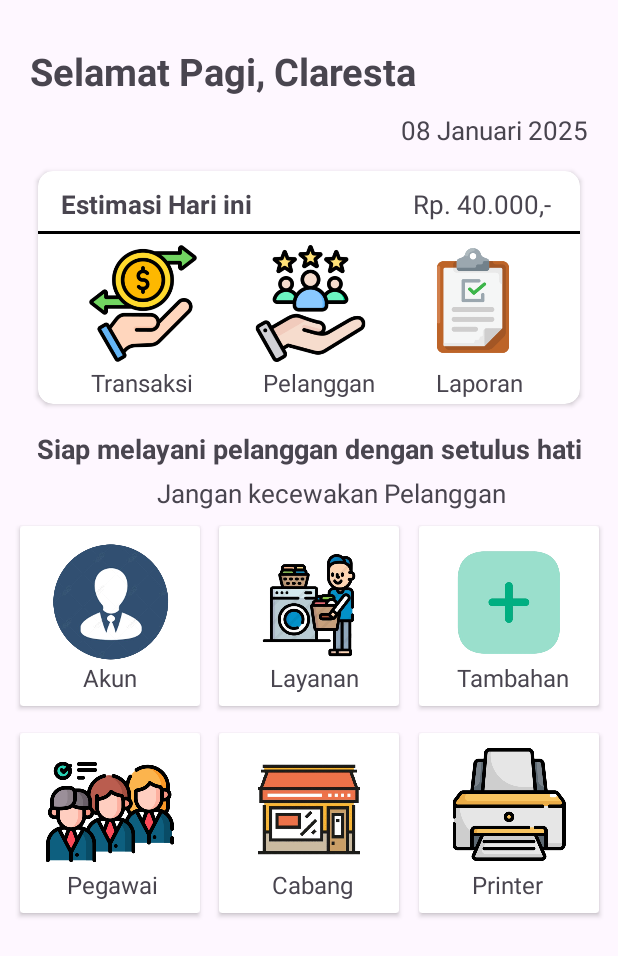
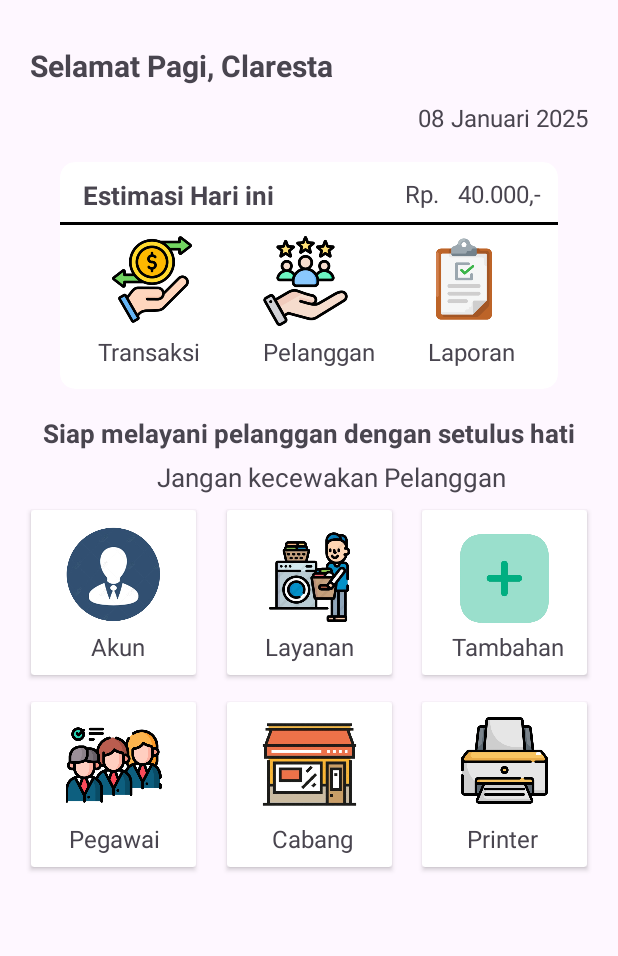
Before and after one commit to ClarestaDaifyW/Laundry, an Android app: the MainActivity screen opened directly, with no data from a screen before it, on a phone screen of 412 x 824 dp. Shown: the top 956 px of the screen. Run offline under Robolectric (Android 15) with nearby library versions, the phone set to English and light mode, and no system bars.

Commit message:
pembaruan aplikasi laundry2

```diff
--- a/app/src/main/res/layout-land/activity_main.xml
+++ b/app/src/main/res/layout-land/activity_main.xml
@@ -11,14 +11,14 @@
         android:id="@+id/sapa"
         android:layout_width="wrap_content"
         android:layout_height="wrap_content"
+        android:layout_marginStart="16dp"
+        android:layout_marginTop="16dp"
         android:text="Selamat Pagi, Claresta"
-        android:textSize="25dp"
+        android:textSize="20dp"
         android:textStyle="bold"
-        android:layout_marginStart="20dp"
-        android:layout_marginTop="30dp"
         app:layout_constraintStart_toStartOf="parent"
-        app:layout_constraintTop_toTopOf="parent"
-        />
+        app:layout_constraintTop_toTopOf="parent" />
+
     <TextView
         android:id="@+id/tanggal"
         android:layout_width="wrap_content"
@@ -31,9 +31,9 @@
         app:layout_constraintTop_toTopOf="parent" />
 
     <androidx.cardview.widget.CardView
-        android:id="@+id/cv1"
-        android:layout_width="253dp"
-        android:layout_height="303dp"
+        android:id="@+id/c1"
+        android:layout_width="284dp"
+        android:layout_height="255dp"
         android:layout_marginStart="20dp"
         android:layout_marginTop="16dp"
         app:cardCornerRadius="10dp"
@@ -73,8 +73,8 @@
             android:textSize="16dp" />
 
         <ImageView
-            android:layout_width="100dp"
-            android:layout_height="78dp"
+            android:layout_width="81dp"
+            android:layout_height="60dp"
             android:layout_marginStart="15dp"
             android:layout_marginTop="49dp"
             android:src="@drawable/akun2" />
@@ -83,30 +83,30 @@
             android:layout_width="wrap_content"
             android:layout_height="wrap_content"
             android:layout_marginStart="150dp"
-            android:layout_marginTop="160dp"
+            android:layout_marginTop="140dp"
             android:text="Pegawai"
             android:textSize="16dp" />
 
         <ImageView
-            android:layout_width="103dp"
-            android:layout_height="78dp"
+            android:layout_width="81dp"
+            android:layout_height="59dp"
             android:layout_marginStart="15dp"
-            android:layout_marginTop="140dp"
+            android:layout_marginTop="115dp"
             android:src="@drawable/pegawai" />
 
         <TextView
             android:layout_width="wrap_content"
             android:layout_height="wrap_content"
-            android:layout_marginTop="240dp"
             android:layout_marginStart="150dp"
+            android:layout_marginTop="195dp"
             android:text="cabang"
             android:textSize="16dp" />
 
         <ImageView
-            android:layout_width="110dp"
-            android:layout_height="77dp"
+            android:layout_width="93dp"
+            android:layout_height="59dp"
             android:layout_marginStart="15dp"
-            android:layout_marginTop="220dp"
+            android:layout_marginTop="180dp"
             android:src="@drawable/cabang" />
 
 
@@ -117,7 +117,7 @@
         android:layout_width="120dp"
         android:layout_height="120dp"
 
-        android:layout_marginTop="40dp"
+        android:layout_marginTop="12dp"
         app:layout_constraintEnd_toEndOf="parent"
         app:layout_constraintStart_toEndOf="@id/Cv3"
         app:layout_constraintTop_toBottomOf="@id/Cv4">
@@ -143,7 +143,7 @@
         android:id="@+id/Cv3"
         android:layout_width="120dp"
         android:layout_height="120dp"
-        android:layout_marginTop="40dp"
+        android:layout_marginTop="12dp"
         app:layout_constraintEnd_toStartOf="@id/Cv2"
         app:layout_constraintStart_toEndOf="@id/Cv6"
         app:layout_constraintTop_toBottomOf="@id/cv5">
@@ -167,7 +167,7 @@
         android:id="@+id/Cv4"
         android:layout_width="120dp"
         android:layout_height="120dp"
-        android:layout_marginTop="24dp"
+        android:layout_marginTop="16dp"
         app:layout_constraintEnd_toEndOf="parent"
         app:layout_constraintStart_toEndOf="@id/cv5"
         app:layout_constraintTop_toBottomOf="@id/sapa">
@@ -191,7 +191,7 @@
         android:id="@+id/cv5"
         android:layout_width="120dp"
         android:layout_height="120dp"
-        android:layout_marginTop="24dp"
+        android:layout_marginTop="16dp"
         app:layout_constraintEnd_toStartOf="@id/Cv4"
         app:layout_constraintStart_toEndOf="@id/Cv7"
         app:layout_constraintTop_toBottomOf="@id/sapa">
@@ -215,9 +215,9 @@
         android:id="@+id/Cv6"
         android:layout_width="120dp"
         android:layout_height="120dp"
-        android:layout_marginTop="40dp"
+        android:layout_marginTop="12dp"
         app:layout_constraintEnd_toStartOf="@id/Cv3"
-        app:layout_constraintStart_toEndOf="@id/cv1"
+        app:layout_constraintStart_toEndOf="@id/c1"
         app:layout_constraintTop_toBottomOf="@id/Cv7">
 
         <TextView
@@ -232,16 +232,16 @@
             android:layout_width="116dp"
             android:layout_height="74dp"
             android:layout_marginTop="10dp"
-            android:src="@drawable/Pelanggan" />
+            android:src="@drawable/pelanggan2" />
     </androidx.cardview.widget.CardView>
 
     <androidx.cardview.widget.CardView
         android:id="@+id/Cv7"
         android:layout_width="120dp"
         android:layout_height="120dp"
-        android:layout_marginTop="24dp"
+        android:layout_marginTop="16dp"
         app:layout_constraintEnd_toStartOf="@id/cv5"
-        app:layout_constraintStart_toEndOf="@id/cv1"
+        app:layout_constraintStart_toEndOf="@id/c1"
         app:layout_constraintTop_toBottomOf="@id/sapa">
 
         <TextView
--- a/app/src/main/res/layout/activity_main.xml
+++ b/app/src/main/res/layout/activity_main.xml
@@ -12,7 +12,7 @@
         android:layout_width="wrap_content"
         android:layout_height="wrap_content"
         android:text="Selamat Pagi, Claresta"
-        android:textSize="25dp"
+        android:textSize="20dp"
         android:textStyle="bold"
         android:layout_marginStart="20dp"
         android:layout_marginTop="30dp"
@@ -24,7 +24,7 @@
         android:layout_width="wrap_content"
         android:layout_height="wrap_content"
         android:text="08 Januari 2025"
-        android:textSize="17dp"
+        android:textSize="16dp"
         android:layout_marginTop="10dp"
         android:layout_marginEnd="20dp"
         app:layout_constraintEnd_toEndOf="parent"
@@ -32,83 +32,95 @@
 
     <androidx.cardview.widget.CardView
         android:id="@+id/c1"
-        android:layout_width="match_parent"
-        android:layout_height="155dp"
-        android:layout_marginTop="15dp"
+        android:layout_width="332dp"
+        android:layout_height="151dp"
         android:layout_marginStart="25dp"
+        android:layout_marginTop="5dp"
         android:layout_marginEnd="25dp"
-        app:layout_constraintTop_toBottomOf="@id/tanggal"
+        android:layout_marginBottom="28dp"
+        app:cardCornerRadius="10dp"
+        app:layout_constraintBottom_toBottomOf="@id/tvsiap"
+        app:layout_constraintEnd_toEndOf="parent"
         app:layout_constraintStart_toStartOf="parent"
-        app:layout_constraintEnd_toEndOf="parent"
-        app:cardCornerRadius="10dp">
+        app:layout_constraintTop_toBottomOf="@id/tanggal">
 
         <TextView
             android:layout_width="wrap_content"
             android:layout_height="wrap_content"
+            android:layout_marginStart="15dp"
+            android:layout_marginTop="10dp"
             android:text="Estimasi Hari ini"
             android:textSize="17dp"
-            android:layout_marginTop="10dp"
-            android:layout_marginStart="15dp"
             android:textStyle="bold" />
 
         <TextView
-            android:layout_width="match_parent"
+            android:layout_width="wrap_content"
             android:layout_height="wrap_content"
-            android:text="Rp. 40.000,-"
-            android:textSize="17dp"
+            android:layout_marginStart="230dp"
             android:layout_marginTop="10dp"
-            android:layout_marginStart="250dp"/>
+            android:layout_marginEnd="10dp"
+            android:text="Rp."
+            android:textSize="16dp" />
+
+        <TextView
+            android:layout_width="wrap_content"
+            android:layout_height="wrap_content"
+            android:layout_marginStart="265dp"
+            android:layout_marginTop="10dp"
+            android:layout_marginEnd="10dp"
+            android:text="40.000,-"
+            android:textSize="16dp" />
 
         <View
             android:layout_width="match_parent"
             android:layout_height="2dp"
             android:layout_marginTop="40dp"
-            android:background="@color/black"/>
+            android:background="@color/black" />
+
         <TextView
             android:layout_width="wrap_content"
             android:layout_height="wrap_content"
+            android:layout_marginStart="25dp"
+            android:layout_marginTop="115dp"
             android:text="Transaksi"
-            android:textSize="16dp"
-            android:layout_marginStart="35dp"
-            android:layout_marginTop="130dp"/>
+            android:textSize="16dp" />
 
         <ImageView
-            android:layout_width="100dp"
-            android:layout_height="78dp"
-            android:layout_marginStart="20dp"
+            android:layout_width="92dp"
+            android:layout_height="58dp"
+            android:layout_marginStart="15dp"
             android:layout_marginTop="49dp"
             android:src="@drawable/transaksi" />
 
         <TextView
             android:layout_width="wrap_content"
             android:layout_height="wrap_content"
+            android:layout_marginStart="135dp"
+            android:layout_marginTop="115dp"
             android:text="Pelanggan"
-            android:textSize="16dp"
-            android:layout_marginStart="150dp"
-            android:layout_marginTop="130dp"/>
+            android:textSize="16dp" />
 
         <ImageView
-            android:layout_width="103dp"
-            android:layout_height="78dp"
-            android:layout_marginStart="130dp"
+            android:layout_width="87dp"
+            android:layout_height="60dp"
+            android:layout_marginStart="120dp"
             android:layout_marginTop="49dp"
-            android:src="@drawable/Pelanggan" />
+            android:src="@drawable/pelanggan2" />
 
         <TextView
             android:layout_width="wrap_content"
             android:layout_height="wrap_content"
+            android:layout_marginStart="245dp"
+            android:layout_marginTop="115dp"
             android:text="Laporan"
-            android:textSize="16dp"
-            android:layout_marginStart="265dp"
-            android:layout_marginTop="130dp"/>
+            android:textSize="16dp" />
 
         <ImageView
-            android:layout_width="100dp"
-            android:layout_height="74dp"
-            android:layout_marginStart="240dp"
+            android:layout_width="88dp"
+            android:layout_height="57dp"
+            android:layout_marginStart="225dp"
             android:layout_marginTop="49dp"
             android:src="@drawable/laporan" />
-
 
 
     </androidx.cardview.widget.CardView>
@@ -118,10 +130,11 @@
         android:layout_width="wrap_content"
         android:layout_height="wrap_content"
         android:text="Siap melayani pelanggan dengan setulus hati"
-        android:textSize="18dp"
+        android:textSize="17dp"
         android:textStyle="bold"
         android:layout_marginTop="17dp"
         app:layout_constraintTop_toBottomOf="@id/c1"
+        app:layout_constraintBottom_toTopOf="@id/Tvjangan"
         app:layout_constraintStart_toStartOf="parent"
         app:layout_constraintEnd_toEndOf="parent" />
     <TextView
@@ -138,8 +151,8 @@
 
     <androidx.cardview.widget.CardView
         android:id="@+id/Cv2"
-        android:layout_width="120dp"
-        android:layout_height="120dp"
+        android:layout_width="110dp"
+        android:layout_height="110dp"
         android:layout_marginTop="10dp"
         app:layout_constraintEnd_toStartOf="@id/Cv3"
         app:layout_constraintStart_toStartOf="parent"
@@ -150,22 +163,21 @@
             android:layout_height="wrap_content"
             android:text="Akun"
             android:textSize="16dp"
-            android:layout_marginTop="90dp"
-            android:layout_marginStart="42dp"/>
+            android:layout_marginTop="80dp"
+            android:layout_marginStart="40dp"/>
 
         <ImageView
-            android:layout_width="97dp"
-            android:layout_height="81dp"
-            android:src="@drawable/akun2"
+            android:layout_width="match_parent"
+            android:layout_height="66dp"
             android:layout_marginTop="10dp"
-            android:layout_marginStart="12dp"/>
+            android:src="@drawable/akun2" />
 
     </androidx.cardview.widget.CardView>
 
     <androidx.cardview.widget.CardView
         android:id="@+id/Cv3"
-        android:layout_width="120dp"
-        android:layout_height="120dp"
+        android:layout_width="110dp"
+        android:layout_height="110dp"
         android:layout_marginTop="10dp"
         app:layout_constraintEnd_toStartOf="@id/Cv4"
         app:layout_constraintStart_toEndOf="@id/Cv2"
@@ -176,20 +188,20 @@
             android:layout_height="wrap_content"
             android:text="Layanan"
             android:textSize="16dp"
-            android:layout_marginTop="90dp"
-            android:layout_marginStart="34dp"/>
+            android:layout_marginTop="80dp"
+            android:layout_marginStart="25dp"/>
 
         <ImageView
             android:layout_width="match_parent"
-            android:layout_height="85dp"
+            android:layout_height="69dp"
             android:layout_marginTop="10dp"
             android:src="@drawable/laundryremove" />
     </androidx.cardview.widget.CardView>
 
     <androidx.cardview.widget.CardView
         android:id="@+id/Cv4"
-        android:layout_width="120dp"
-        android:layout_height="120dp"
+        android:layout_width="110dp"
+        android:layout_height="110dp"
         android:layout_marginTop="10dp"
         app:layout_constraintTop_toBottomOf="@id/Tvjangan"
         app:layout_constraintStart_toEndOf="@id/Cv3"
@@ -199,20 +211,20 @@
             android:layout_height="wrap_content"
             android:text="Tambahan"
             android:textSize="16dp"
-            android:layout_marginTop="90dp"
-            android:layout_marginStart="25dp" />
+            android:layout_marginTop="80dp"
+            android:layout_marginStart="20dp" />
 
         <ImageView
             android:layout_width="wrap_content"
-            android:layout_height="82dp"
+            android:layout_height="71dp"
             android:layout_marginTop="10dp"
-            android:src="@drawable/tambah2"/>
+            android:src="@drawable/tambah2" />
     </androidx.cardview.widget.CardView>
 
     <androidx.cardview.widget.CardView
         android:id="@+id/Cv5"
-        android:layout_width="120dp"
-        android:layout_height="120dp"
+        android:layout_width="110dp"
+        android:layout_height="110dp"
         android:layout_marginTop="18dp"
         app:layout_constraintEnd_toStartOf="@id/Cv6"
         app:layout_constraintStart_toStartOf="parent"
@@ -221,22 +233,22 @@
         <TextView
             android:layout_width="wrap_content"
             android:layout_height="wrap_content"
-            android:layout_marginStart="31dp"
-            android:layout_marginTop="90dp"
+            android:layout_marginStart="25dp"
+            android:layout_marginTop="80dp"
             android:text="Pegawai"
             android:textSize="16dp"/>
 
         <ImageView
             android:layout_width="match_parent"
-            android:layout_height="85dp"
-            android:src="@drawable/pegawai"
-            android:layout_marginTop="10dp"/>
+            android:layout_height="64dp"
+            android:layout_marginTop="10dp"
+            android:src="@drawable/pegawai" />
     </androidx.cardview.widget.CardView>
 
     <androidx.cardview.widget.CardView
         android:id="@+id/Cv6"
-        android:layout_width="120dp"
-        android:layout_height="120dp"
+        android:layout_width="110dp"
+        android:layout_height="110dp"
         android:layout_marginTop="18dp"
         app:layout_constraintEnd_toStartOf="@id/Cv7"
         app:layout_constraintStart_toEndOf="@id/Cv5"
@@ -246,20 +258,20 @@
             android:layout_height="wrap_content"
             android:text="Cabang"
             android:textSize="16dp"
-            android:layout_marginTop="90dp"
-            android:layout_marginStart="35dp"/>
+            android:layout_marginTop="80dp"
+            android:layout_marginStart="30dp"/>
 
         <ImageView
             android:layout_width="wrap_content"
-            android:layout_height="82dp"
-            android:src="@drawable/cabang"
-            android:layout_marginTop="10dp"/>
+            android:layout_height="63dp"
+            android:layout_marginTop="10dp"
+            android:src="@drawable/cabang" />
     </androidx.cardview.widget.CardView>
 
     <androidx.cardview.widget.CardView
         android:id="@+id/Cv7"
-        android:layout_width="120dp"
-        android:layout_height="120dp"
+        android:layout_width="110dp"
+        android:layout_height="110dp"
         android:layout_marginTop="18dp"
         app:layout_constraintTop_toBottomOf="@id/Cv4"
         app:layout_constraintStart_toEndOf="@id/Cv6"
@@ -269,19 +281,14 @@
             android:layout_height="wrap_content"
             android:text="Printer"
             android:textSize="16dp"
-            android:layout_marginTop="90dp"
-            android:layout_marginStart="35dp"/>
+            android:layout_marginTop="80dp"
+            android:layout_marginStart="30dp"/>
 
         <ImageView
             android:layout_width="wrap_content"
-            android:layout_height="75dp"
+            android:layout_height="58dp"
             android:layout_marginTop="10dp"
             android:src="@drawable/printer" />
     </androidx.cardview.widget.CardView>
 
-
-
-
-
-
 </androidx.constraintlayout.widget.ConstraintLayout>
```
Also changed, not shown: app/src/main/res/drawable/pelanggan2.png (renamed from app/src/main/res/drawable/Pelanggan.png).
